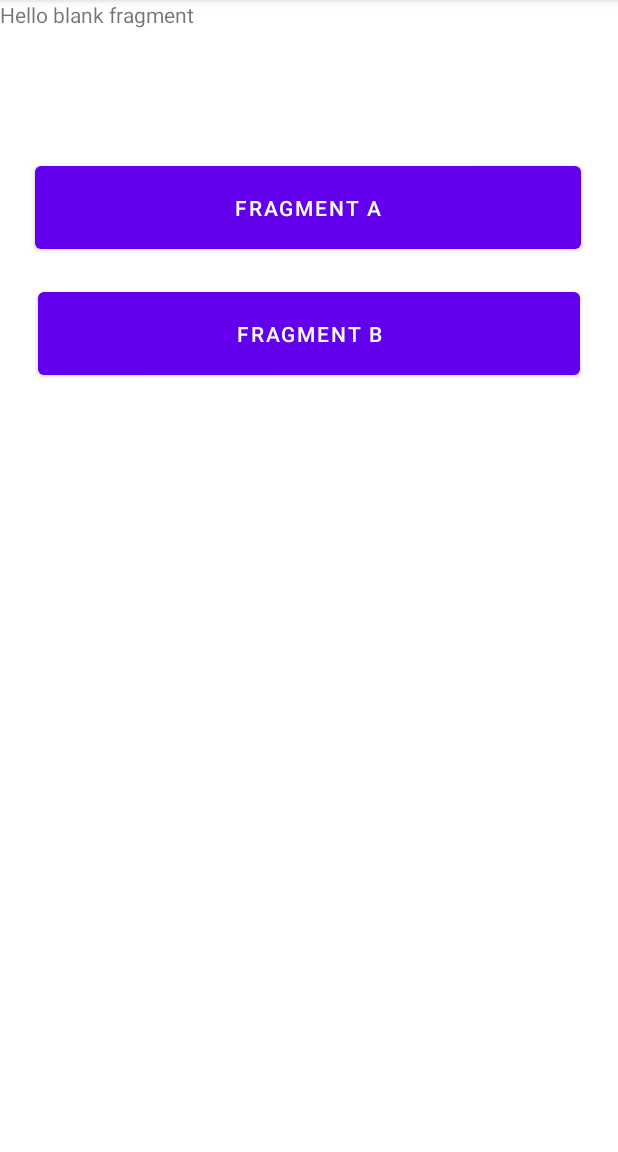
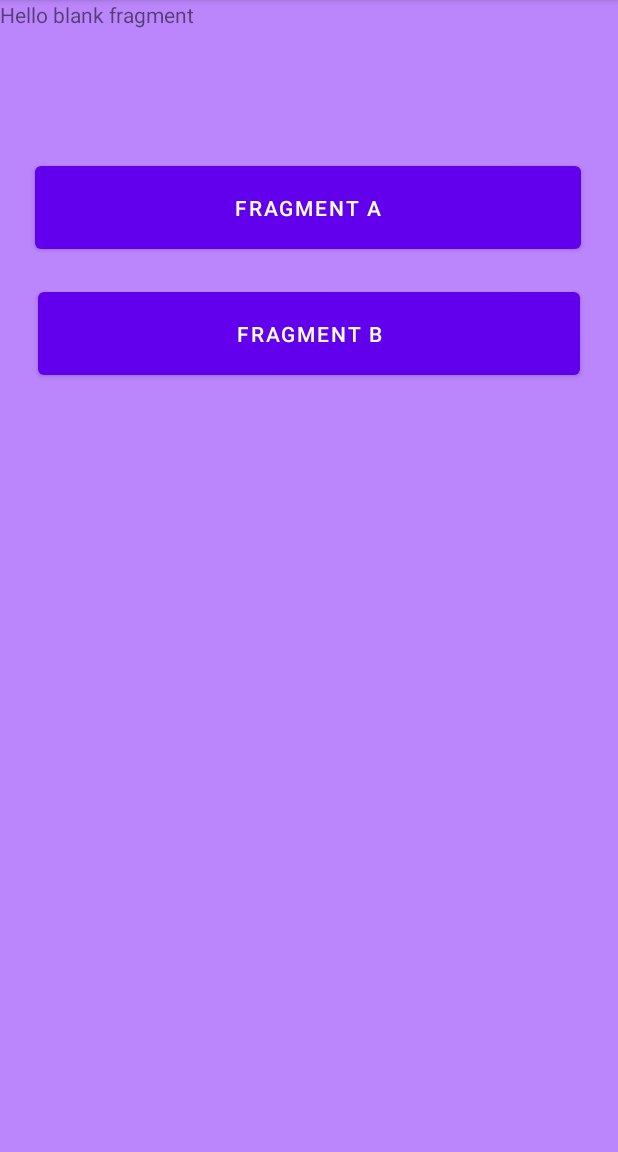
Before and after one commit to domztrey530/Android-Dela-Rita-Dominic-Nicko-B., an Android app: the fragment FragmentA placed in its activity, on a phone screen of 412 x 824 dp, the part 84-1236 px from its top. Run offline under Robolectric (Android 15) with nearby library versions, the phone set to English and light mode, and no system bars.

Commit message:
FRAG ACTIVITY REVISE with COLORS

```diff
--- a/app/src/main/res/layout/fragment_a.xml
+++ b/app/src/main/res/layout/fragment_a.xml
@@ -3,7 +3,8 @@
     xmlns:tools="http://schemas.android.com/tools"
     android:layout_width="match_parent"
     android:layout_height="match_parent"
-    tools:context=".FragmentA">
+    tools:context=".FragmentA"
+    android:background="@color/purple_200">
 
     <!-- TODO: Update blank fragment layout -->
     <TextView
--- a/app/src/main/res/layout/fragment_b.xml
+++ b/app/src/main/res/layout/fragment_b.xml
@@ -3,7 +3,8 @@
     xmlns:tools="http://schemas.android.com/tools"
     android:layout_width="match_parent"
     android:layout_height="match_parent"
-    tools:context=".FragmentB">
+    tools:context=".FragmentB"
+    android:background="@color/black">
 
     <!-- TODO: Update blank fragment layout -->
     <TextView
```
